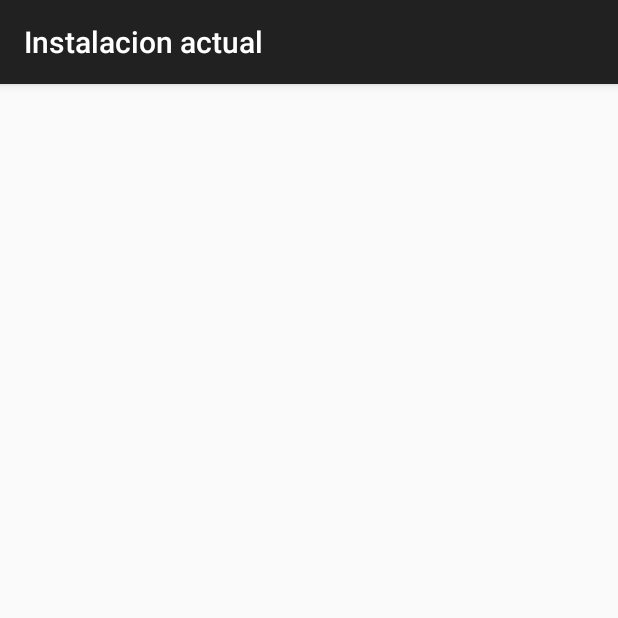
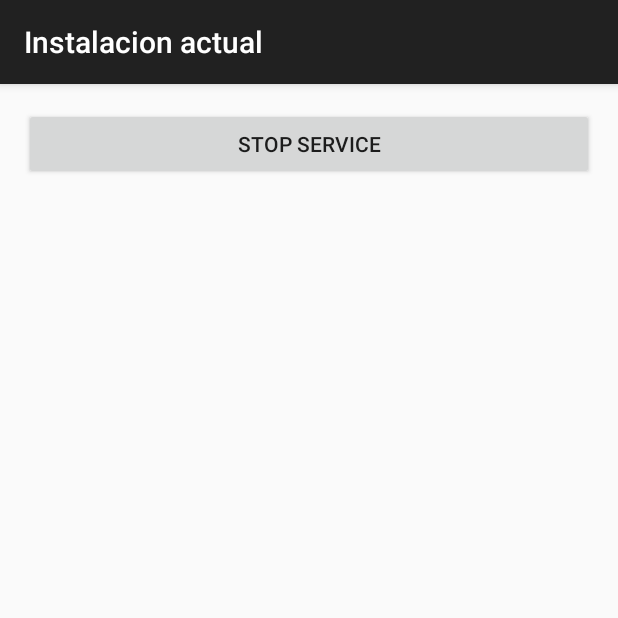
Before and after one commit to Nebla/udpSocket, an Android app: the CurrentInstallationActivity screen opened directly, with no data from a screen before it, on a phone screen of 412 x 824 dp, the top half of it. Run offline under Robolectric (Android 15) with nearby library versions, the phone set to English and light mode, and no system bars.

Commit message:
Add button to stop the service from current installation screen. Set tix server ip.

```diff
--- a/Android/udpSocket/app/src/main/java/com/fi/uba/udpsocket/screens/installations/CurrentInstallationActivity.java
+++ b/Android/udpSocket/app/src/main/java/com/fi/uba/udpsocket/screens/installations/CurrentInstallationActivity.java
@@ -1,9 +1,17 @@
 package com.fi.uba.udpsocket.screens.installations;
 
+import android.app.AlarmManager;
+import android.app.PendingIntent;
+import android.content.Context;
+import android.content.Intent;
+import android.content.SharedPreferences;
 import android.support.v7.app.ActionBarActivity;
 import android.os.Bundle;
+import android.view.View;
 
 import com.fi.uba.udpsocket.R;
+import com.fi.uba.udpsocket.service.AlarmReceiver;
+import com.fi.uba.udpsocket.service.ServiceManager;
 
 public class CurrentInstallationActivity extends ActionBarActivity {
 
@@ -11,5 +19,16 @@ public class CurrentInstallationActivity extends ActionBarActivity {
     protected void onCreate(Bundle savedInstanceState) {
         super.onCreate(savedInstanceState);
         setContentView(R.layout.activity_current_installation);
+
+        SharedPreferences prefs = getSharedPreferences("InstallationPreferences", MODE_PRIVATE);
+        String installationName = prefs.getString("Installation", null);
+        ServiceManager.startService(getApplicationContext(),installationName);
+    }
+
+    public void stopService(View view) {
+        Intent intent = new Intent(getApplicationContext(), AlarmReceiver.class);
+        final PendingIntent pIntent = PendingIntent.getBroadcast(this, AlarmReceiver.REQUEST_CODE, intent, PendingIntent.FLAG_UPDATE_CURRENT);
+        AlarmManager alarm = (AlarmManager) this.getSystemService(Context.ALARM_SERVICE);
+        alarm.cancel(pIntent);
     }
 }
--- a/Android/udpSocket/app/src/main/java/com/fi/uba/udpsocket/service/UdpService.java
+++ b/Android/udpSocket/app/src/main/java/com/fi/uba/udpsocket/service/UdpService.java
@@ -48,8 +48,10 @@ public class UdpService extends IntentService {
 
         PingStatus.getInstance().updateValues();
 
-        String address = "10.0.3.2";
-        int port = 10000;
+        String address = "200.10.202.29";
+        int port = 80;
+        //String address = "10.0.3.2";
+        //int port = 10000;
 
         // Create the communication channel
         DatagramSocket socket = createCommunicationChannel(address, port);
--- a/Android/udpSocket/app/src/main/res/layout/activity_current_installation.xml
+++ b/Android/udpSocket/app/src/main/res/layout/activity_current_installation.xml
@@ -9,4 +9,9 @@
     android:paddingTop="@dimen/activity_vertical_margin"
     tools:context="com.fi.uba.udpsocket.screens.installations.CurrentInstallationActivity">
 
+    <Button
+        android:layout_width="match_parent"
+        android:layout_height="wrap_content"
+        android:text="@string/button_stop_service"
+        android:onClick="stopService"/>
 </RelativeLayout>
```
